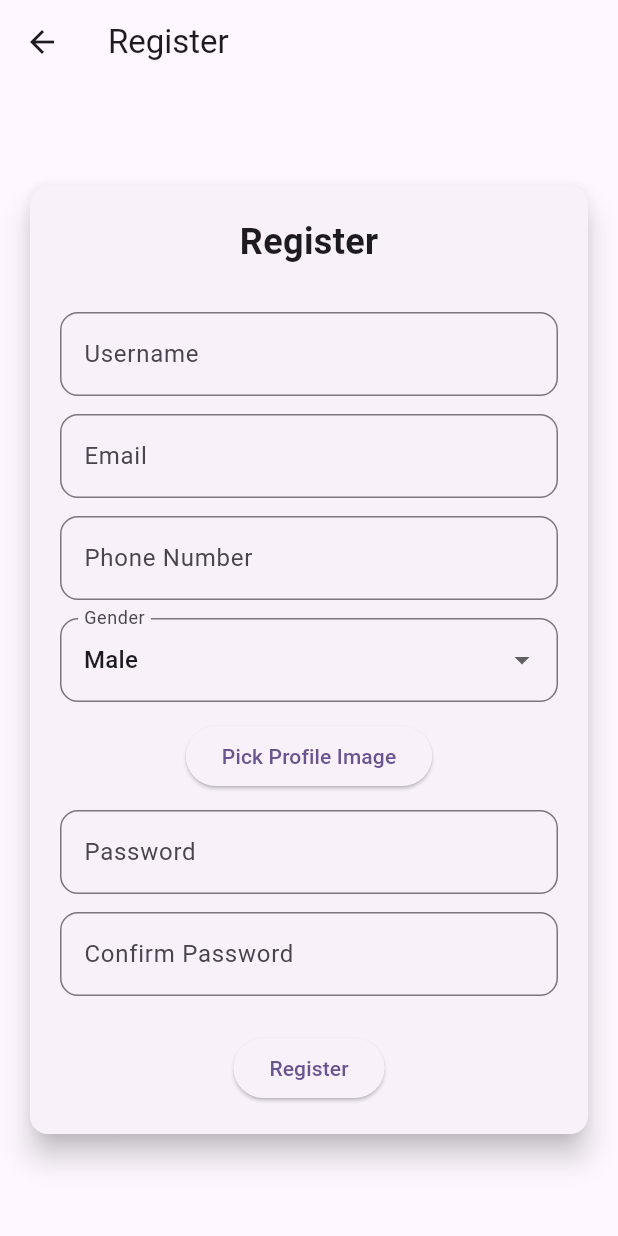
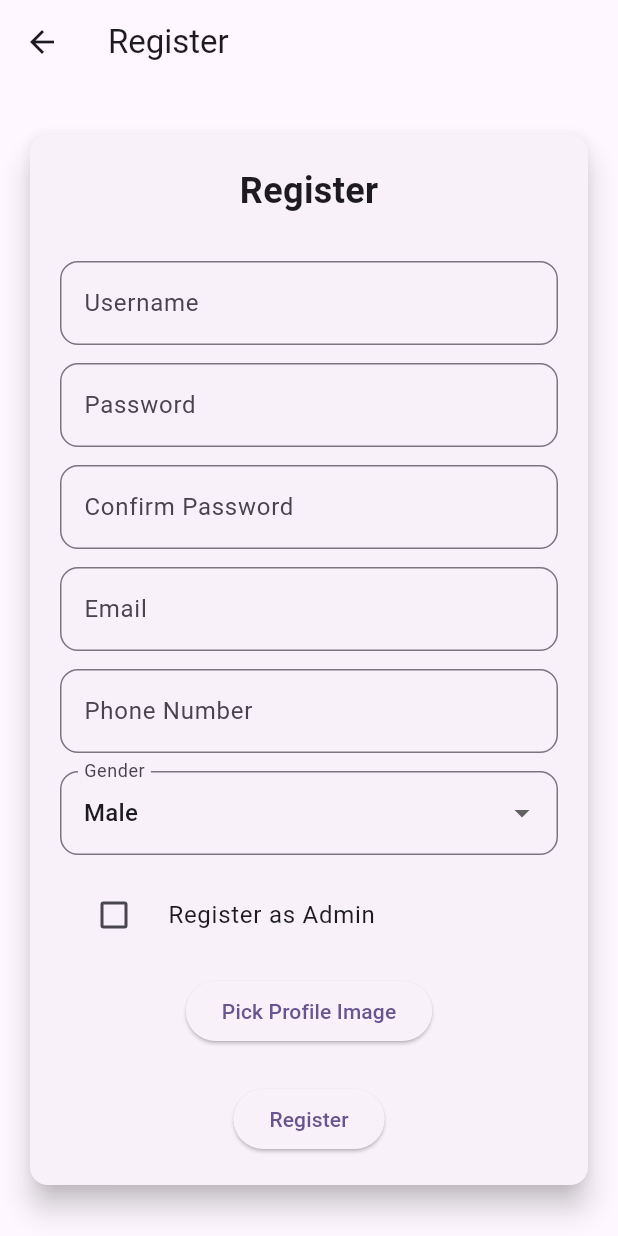
Before and after one commit to nobeljb/AngkringanPediaMobile, a Flutter app: the RegisterPage screen opened directly, on a phone screen of 412 x 824 dp. Run offline on Flutter 3.47's test engine with Material 3 defaults, Android fonts, the light colour scheme and no system bars; our stand-ins replace dio, google_fonts, image_picker; missing offline and left inert: pbp_django_auth; network calls fail.

Commit message:
udah bisa register

```diff
--- a/lib/authentication/screens/list_profile.dart
+++ b/lib/authentication/screens/list_profile.dart
@@ -39,13 +39,13 @@ class _ListProfilePageState extends State<ListProfilePage> {
           } else if (snapshot.hasError) {
             return Center(child: Text('Error: ${snapshot.error}'));
           } else if (!snapshot.hasData || snapshot.data!.isEmpty) {
-            return const Center(child: Text('No profiles found.'));
+            return const Center(child: Text('Belum ada data user pada Angkringan Pedia.'));
           } else {
             return ListView.builder(
               itemCount: snapshot.data.length,
               itemBuilder: (context, index) {
                 final profile = snapshot.data[index];
-                final imageUrl = "http://127.0.0.1:8000/authentication${profile.fields.profileImage}";
+                final imageUrl = "http://127.0.0.1:8000/${profile.fields.profileImage}";
                 return ListTile(
                   leading: CircleAvatar(
                     backgroundImage: NetworkImage(imageUrl),
--- a/lib/authentication/screens/login.dart
+++ b/lib/authentication/screens/login.dart
@@ -1,4 +1,5 @@
 import 'package:angkringan_pedia/authentication/screens/list_profile.dart';
+import 'package:angkringan_pedia/authentication/screens/register.dart';
 import 'package:angkringan_pedia/menu.dart';
 import 'package:flutter/material.dart';
 import 'package:pbp_django_auth/pbp_django_auth.dart';
@@ -175,7 +176,7 @@ class _LoginPageState extends State<LoginPage> {
                         context,
                         MaterialPageRoute(
                             builder: (context) =>
-                                const Placeholder()), // ke register page
+                                const RegisterPage()), // ke register page
                       );
                     },
                     child: Text(
--- a/lib/authentication/screens/register.dart
+++ b/lib/authentication/screens/register.dart
@@ -1,4 +1,4 @@
-import 'package:dio/dio.dart';  // Pastikan dio sudah diimport
+import 'package:dio/dio.dart'; // Pastikan dio sudah diimport
 import 'dart:convert';
 import 'package:flutter/material.dart';
 import 'package:angkringan_pedia/authentication/screens/login.dart';
@@ -21,12 +21,14 @@ class _RegisterPageState extends State<RegisterPage> {
   final _phoneController = TextEditingController();
   String _gender = 'M'; // Default gender
   XFile? _profileImage;
+  bool _isAdmin = false; // Checkbox state for Register as Admin
 
   final _picker = ImagePicker();
 
   // Method untuk memilih image dari galeri
   Future<void> _pickImage() async {
-    final XFile? pickedFile = await _picker.pickImage(source: ImageSource.gallery);
+    final XFile? pickedFile =
+        await _picker.pickImage(source: ImageSource.gallery);
     setState(() {
       _profileImage = pickedFile;
     });
@@ -71,6 +73,30 @@ class _RegisterPageState extends State<RegisterPage> {
                     decoration: const InputDecoration(
                       labelText: 'Username',
                       hintText: 'Enter your username',
+                      border: OutlineInputBorder(
+                        borderRadius: BorderRadius.all(Radius.circular(12.0)),
+                      ),
+                    ),
+                  ),
+                  const SizedBox(height: 12.0),
+                  TextFormField(
+                    controller: _passwordController,
+                    obscureText: true,
+                    decoration: const InputDecoration(
+                      labelText: 'Password',
+                      hintText: 'Enter your password',
+                      border: OutlineInputBorder(
+                        borderRadius: BorderRadius.all(Radius.circular(12.0)),
+                      ),
+                    ),
+                  ),
+                  const SizedBox(height: 12.0),
+                  TextFormField(
+                    controller: _confirmPasswordController,
+                    obscureText: true,
+                    decoration: const InputDecoration(
+                      labelText: 'Confirm Password',
+                      hintText: 'Confirm your password',
                       border: OutlineInputBorder(
                         borderRadius: BorderRadius.all(Radius.circular(12.0)),
                       ),
@@ -124,33 +150,20 @@ class _RegisterPageState extends State<RegisterPage> {
                     ),
                   ),
                   const SizedBox(height: 12.0),
+                  CheckboxListTile(
+                    title: const Text('Register as Admin'),
+                    value: _isAdmin,
+                    onChanged: (bool? value) {
+                      setState(() {
+                        _isAdmin = value!;
+                      });
+                    },
+                    controlAffinity: ListTileControlAffinity.leading,
+                  ),
+                  const SizedBox(height: 12.0),
                   ElevatedButton(
                     onPressed: _pickImage,
                     child: const Text('Pick Profile Image'),
-                  ),
-                  const SizedBox(height: 12.0),
-                  TextFormField(
-                    controller: _passwordController,
-                    obscureText: true,
-                    decoration: const InputDecoration(
-                      labelText: 'Password',
-                      hintText: 'Enter your password',
-                      border: OutlineInputBorder(
-                        borderRadius: BorderRadius.all(Radius.circular(12.0)),
-                      ),
-                    ),
-                  ),
-                  const SizedBox(height: 12.0),
-                  TextFormField(
-                    controller: _confirmPasswordController,
-                    obscureText: true,
-                    decoration: const InputDecoration(
-                      labelText: 'Confirm Password',
-                      hintText: 'Confirm your password',
-                      border: OutlineInputBorder(
-                        borderRadius: BorderRadius.all(Radius.circular(12.0)),
-                      ),
-                    ),
                   ),
                   const SizedBox(height: 24.0),
                   ElevatedButton(
@@ -171,34 +184,62 @@ class _RegisterPageState extends State<RegisterPage> {
                         "email": email,
                         "phone_number": phone,
                         "gender": gender,
+                        "is_admin":
+                            _isAdmin, // Mengirimkan status Admin
                         // Anda bisa mengirimkan file image jika ada
                         "profile_image": _profileImage != null
                             ? await MultipartFile.fromFile(_profileImage!.path)
                             : null,
                       };
 
+                      print(jsonEncode(requestData));
+
+
+                      // final response = await request.postJson(
+                      //   "http://127.0.0.1:8000/authentication/register-flutter/",
+                      //   jsonEncode(requestData),
+                      // );
+
+                      // if (response['status'] == 'success') {
+                      //   ScaffoldMessenger.of(context).showSnackBar(
+                      //     const SnackBar(
+                      //       content: Text('Successfully registered!'),
+                      //     ),
+                      //   );
+                      //   Navigator.pushReplacement(
+                      //     context,
+                      //     MaterialPageRoute(
+                      //       builder: (context) => const LoginPage(),
+                      //     ),
+                      //   );
+                      // } else {
+                      //   ScaffoldMessenger.of(context).showSnackBar(
+                      //     const SnackBar(
+                      //       content: Text('Failed to register!'),
+                      //     ),
+                      //   );
+                      // }
                       final response = await request.postJson(
                         "http://127.0.0.1:8000/authentication/register-flutter/",
                         jsonEncode(requestData),
                       );
 
+                      print('Response: ${response}');
                       if (response['status'] == 'success') {
                         ScaffoldMessenger.of(context).showSnackBar(
                           const SnackBar(
-                            content: Text('Successfully registered!'),
-                          ),
+                              content: Text('Successfully registered!')),
                         );
                         Navigator.pushReplacement(
                           context,
                           MaterialPageRoute(
-                            builder: (context) => const LoginPage(),
-                          ),
+                              builder: (context) => const LoginPage()),
                         );
                       } else {
                         ScaffoldMessenger.of(context).showSnackBar(
-                          const SnackBar(
-                            content: Text('Failed to register!'),
-                          ),
+                          SnackBar(
+                              content: Text(
+                                  'Failed to register: ${response['message']}')),
                         );
                       }
                     },
```
Also changed, not shown: lib/authentication/screens/profile_detail.dart (+53 -0 lines), assets/images/user.png (added).
